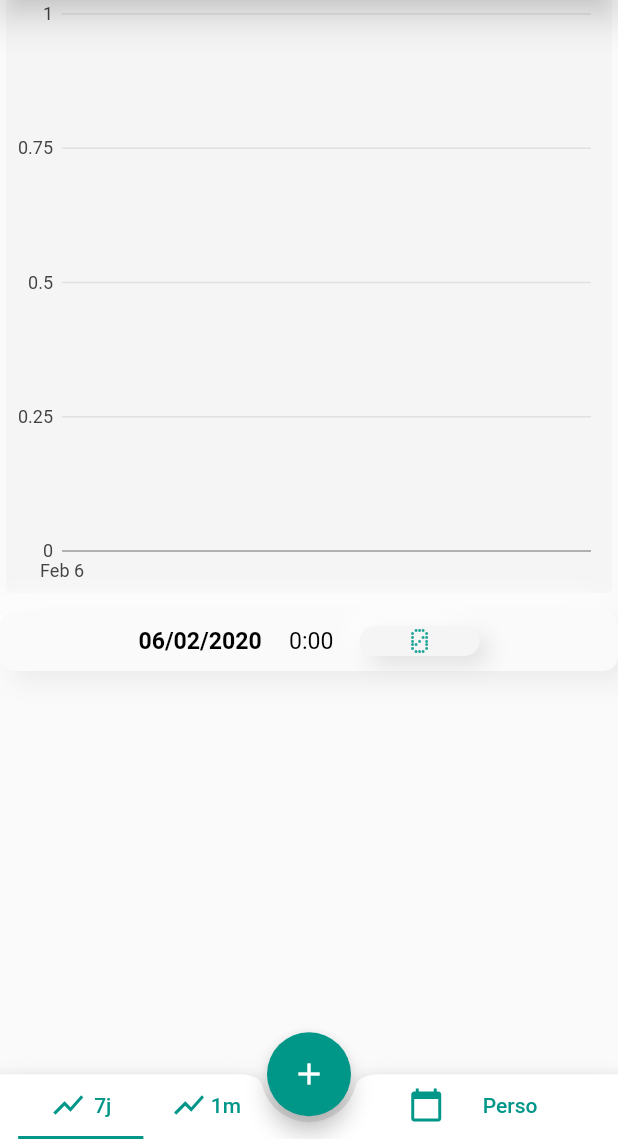
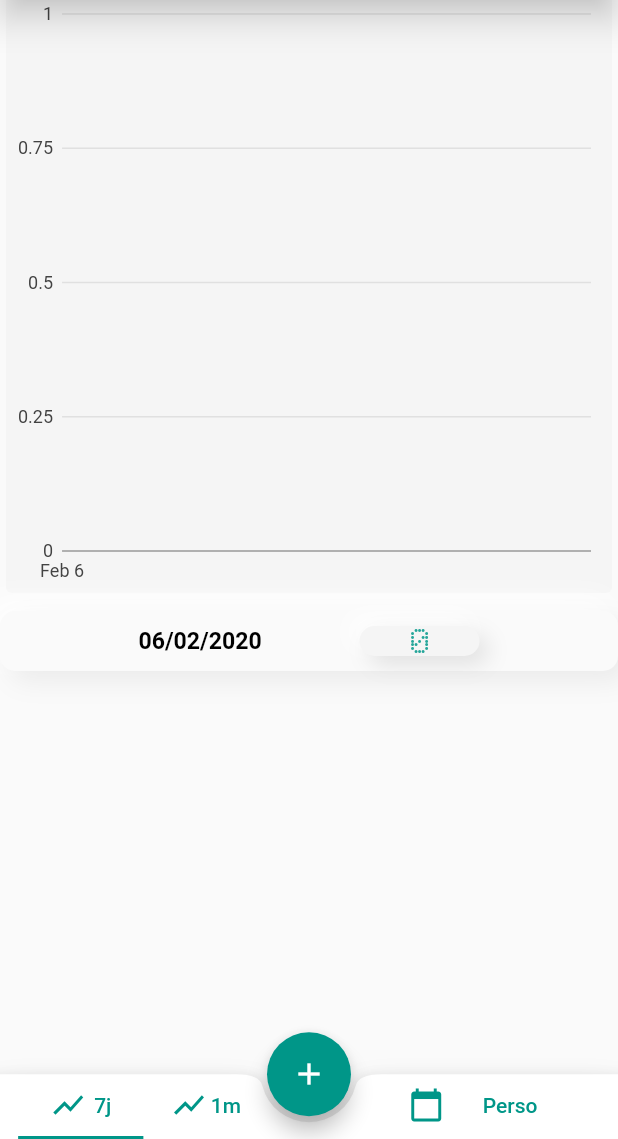
Before and after one commit to mnlglbrt/ThymTrack, a Flutter app: the DashBoard screen opened directly, on a phone screen of 412 x 824 dp, the part 97-1236 px from its top. Run offline on Flutter 3.47's test engine with Material 2 defaults, Android fonts, the phone set to English and light mode, and no system bars; drawn by our look-alikes of clay_containers; our stand-ins replace charts_flutter, cloud_firestore, firebase_auth, google_sign_in, shared_preferences; missing offline and left inert: date_range_picker, firebase_auth_web, firebase_core_web, google_sign_in_web, shared_preferences_web; accounts and stored records are empty; network calls fail.

Commit message:
Very First MVP

```diff
--- a/lib/dashBoard.dart
+++ b/lib/dashBoard.dart
@@ -708,7 +708,7 @@ class _DashBoardState extends State<DashBoard> {
                           mainAxisAlignment: MainAxisAlignment.spaceBetween,
                           children: <Widget>[
                             new Text(dayFormatter.format(myData[index].time).toString(),textScaleFactor: 1.1,style: TextStyle(color: Colors.black,  fontWeight: FontWeight.bold),textAlign: TextAlign.left),
-                            new Text(hourFormatter.format(myData[index].time).toString(),textScaleFactor: 1.1,style: TextStyle(color: Colors.black,  fontWeight: FontWeight.normal),textAlign: TextAlign.left),
+                            //new Text(hourFormatter.format(myData[index].time).toString(),textScaleFactor: 1.1,style: TextStyle(color: Colors.black,  fontWeight: FontWeight.normal),textAlign: TextAlign.left),
                           ],
                         ),),),
                     new Text("     ",textAlign: TextAlign.left,),
```
